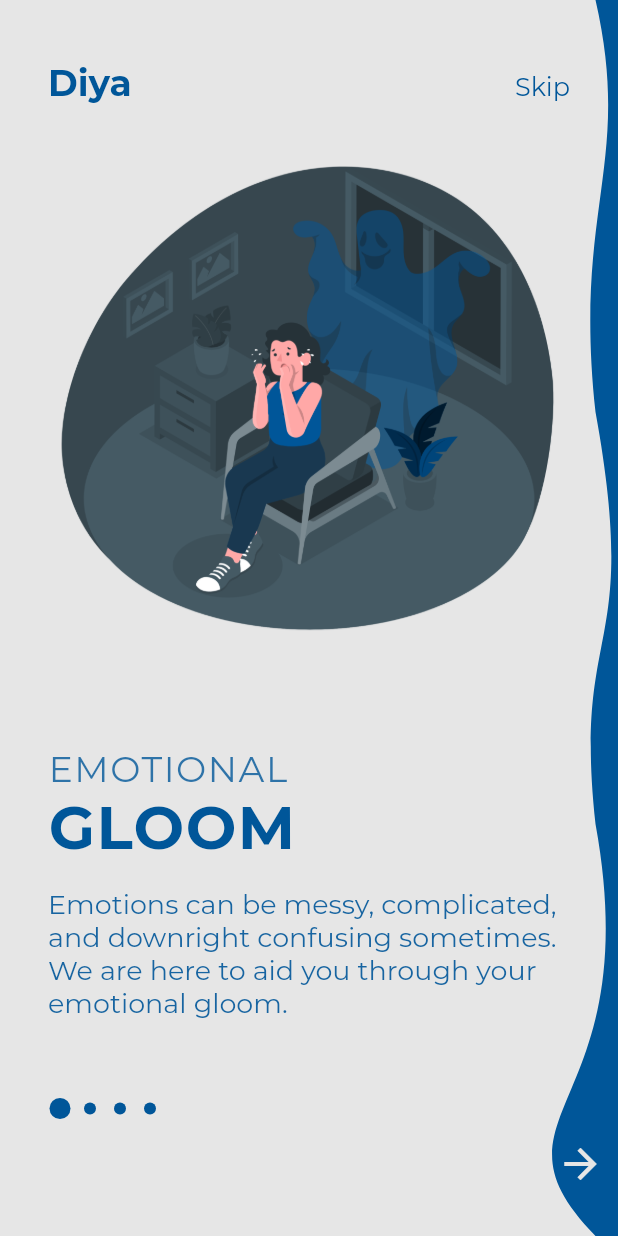
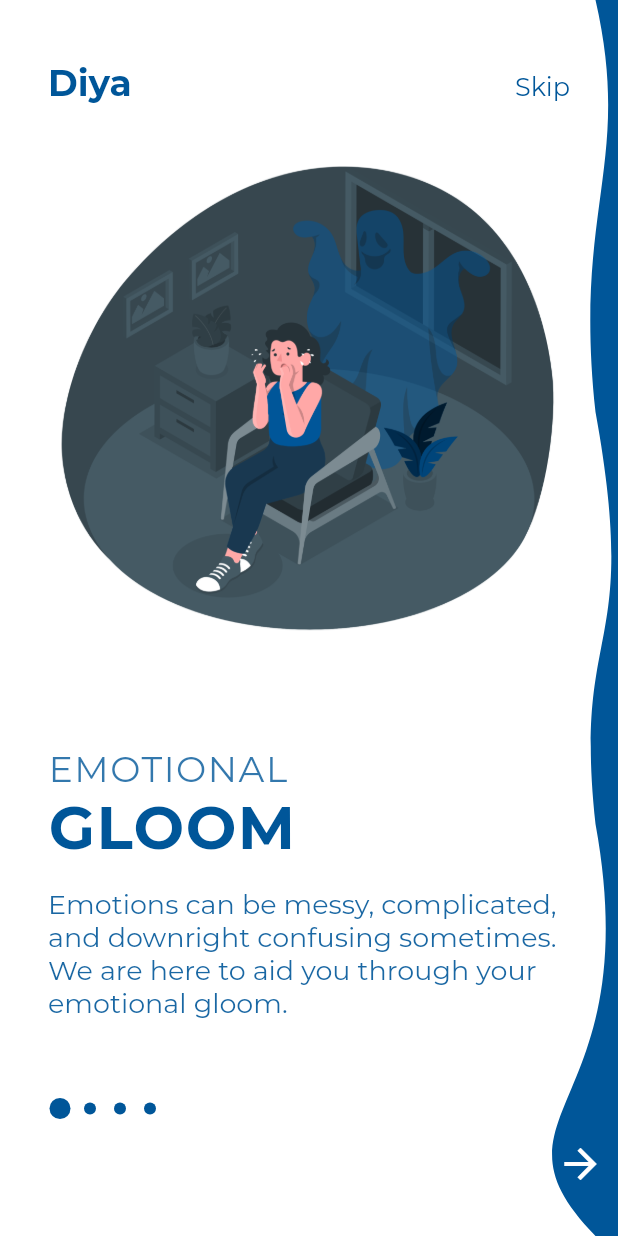
Before and after one commit to rjrealworld/diya_TechNox, a Flutter app: the screen it shows after launch, on a phone screen of 412 x 824 dp. Run offline on Flutter 3.47's test engine with Material 2 defaults, Android fonts, the phone set to English and light mode, and no system bars.

Commit message:
Edited the color of crousel

```diff
--- a/diya/lib/screens/onboarding/data/onboard_page_data.dart
+++ b/diya/lib/screens/onboarding/data/onboard_page_data.dart
@@ -1,9 +1,10 @@
 import 'dart:ui';
 import 'package:diya/screens/onboarding/models/onboard_page_model.dart';
+import 'package:flutter/material.dart';
 
 List<OnboardPageModel> onboardData = [
   OnboardPageModel(
-      Color(0xFFE6E6E6),
+      Color(0xFFFFFFFF),
       Color(0xFF005699),
       Color(0xFFFFE074),
       2,
@@ -23,7 +24,7 @@ List<OnboardPageModel> onboardData = [
   OnboardPageModel(
       Color(0xFFFFE074),
       Color(0xFF39393A),
-      Color(0xFFE6E6E6),
+      Color(0xFFFFFFFF),
       0,
       'assets/images/onboard_3.png',
       'CONNECT WITH',
@@ -31,7 +32,7 @@ List<OnboardPageModel> onboardData = [
       'You might be going through a lot and need someone to talk to. Join in to connect and get temperamental assistance immediately'),
   OnboardPageModel(
       Color(0xFF39393A),
-      Color(0xFFE6E6E6),
+      Color(0xFFFFFFFF),
       Color(0xFF005699),
       1,
       'assets/images/onboard_4.png',
```
